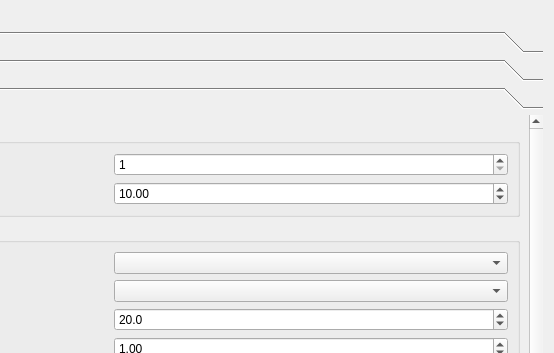
Above: src/napari_stress/_reconstruction/toolbox.ui from campaslab/napari-stress before the change; both pictures show x 319 to 873 and y 0 to 353 of the 873 by 857 pixel window. Below: the same form after it.
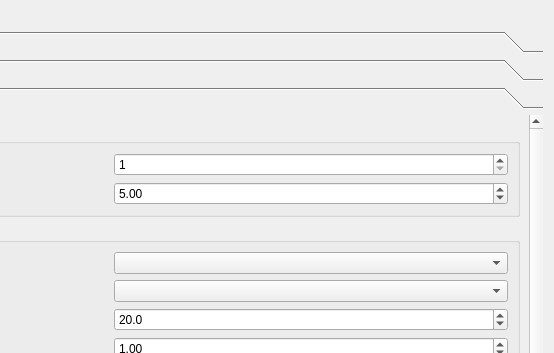
That is the form after the change.

Commit message: set default point density back to make sure tests pass

Diff of the .ui file:
```diff
--- a/src/napari_stress/_reconstruction/toolbox.ui
+++ b/src/napari_stress/_reconstruction/toolbox.ui
@@ -344,7 +344,7 @@
              <double>1.000000000000000</double>
             </property>
             <property name="value">
-             <double>10.000000000000000</double>
+             <double>5.000000000000000</double>
             </property>
            </widget>
           </item>
```
